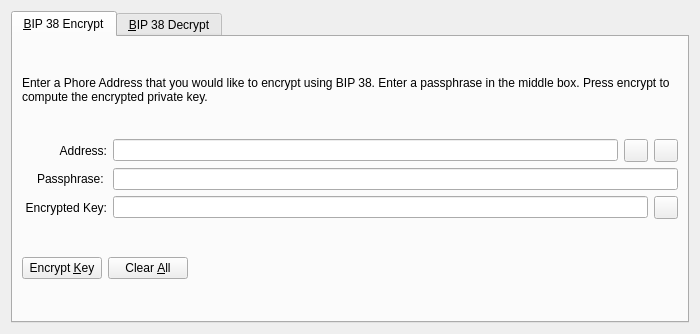
digitalrupee-project/rupee, file src/qt/forms/bip38tooldialog.ui: the form before one commit.
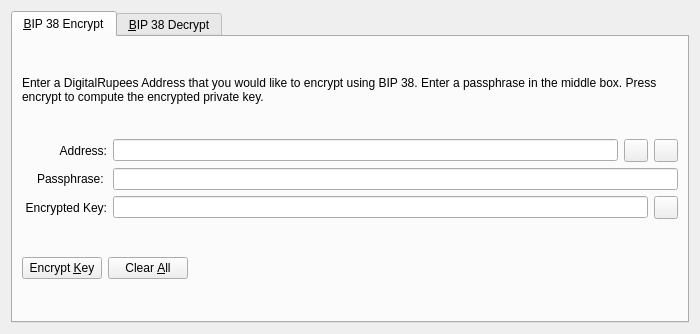
The form after the commit. The open tabs and pages were chosen to show the change. Icons and pictures are not drawn. Custom widgets are drawn as their Qt base class.

Diff of the .ui file:
```diff
--- a/src/qt/forms/bip38tooldialog.ui
+++ b/src/qt/forms/bip38tooldialog.ui
@@ -30,7 +30,7 @@
        <item>
         <widget class="QLabel" name="infoLabel_ENC">
          <property name="text">
-          <string>Enter a Phore Address that you would like to encrypt using BIP 38. Enter a passphrase in the middle box. Press encrypt to compute the encrypted private key.</string>
+          <string>Enter a DigitalRupees Address that you would like to encrypt using BIP 38. Enter a passphrase in the middle box. Press encrypt to compute the encrypted private key.</string>
          </property>
          <property name="textFormat">
           <enum>Qt::PlainText</enum>
```
Left out of the diff: 4 changed lines with no effect on the pictures.
